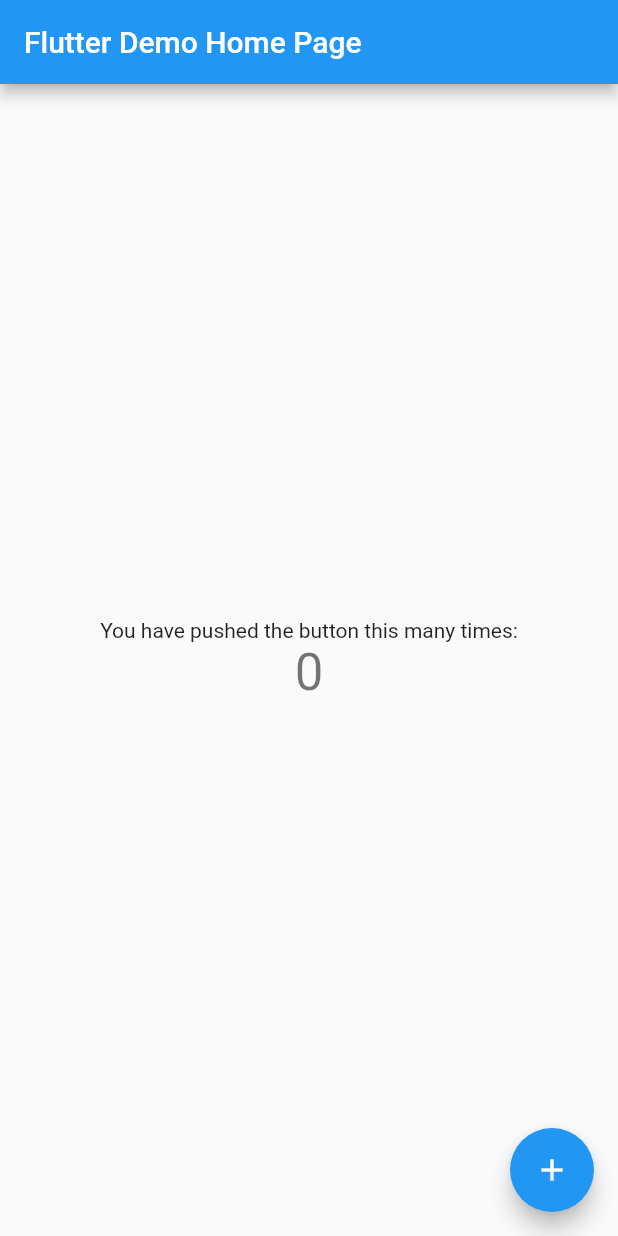
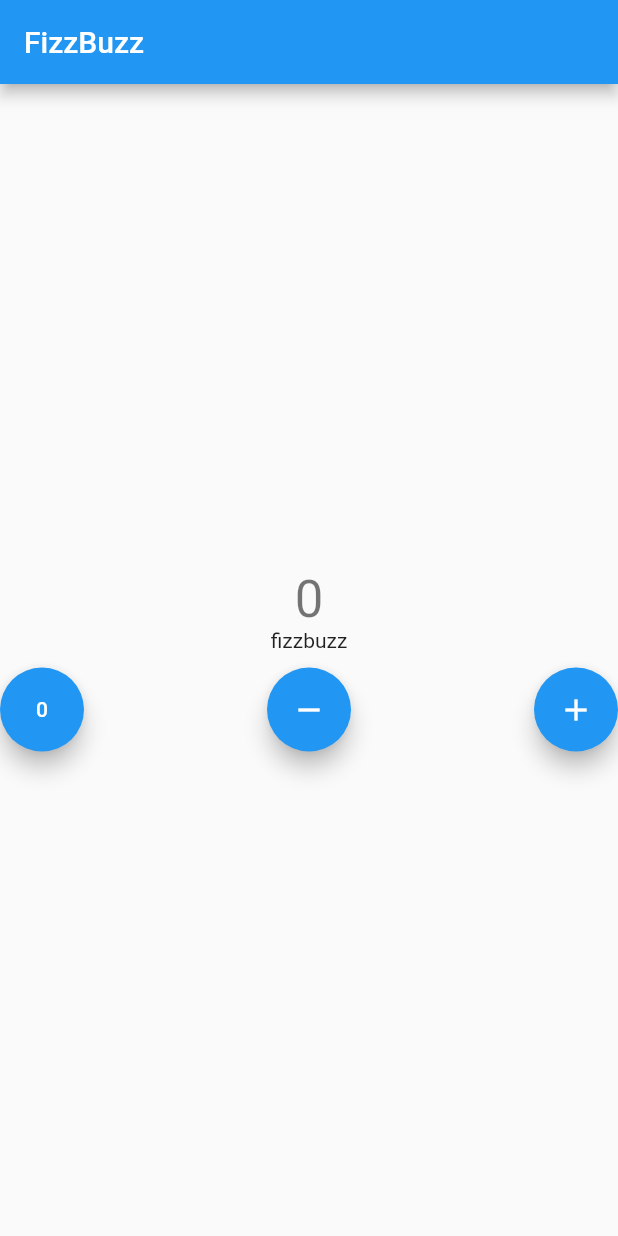
Before and after one commit to SiGMobileUIUC/WeeklyAssignments, a Flutter app: the screen it shows after launch, on a phone screen of 412 x 824 dp. Run offline on Flutter 3.47's test engine with Material 2 defaults, Android fonts, the phone set to English and light mode, and no system bars.

Commit message:
weekly assignment 1 complete

```diff
--- a/weekly_assignment_1/lib/main.dart
+++ b/weekly_assignment_1/lib/main.dart
@@ -7,40 +7,20 @@
 class MyApp extends StatelessWidget {
   const MyApp({super.key});
 
-  // This widget is the root of your application.
   @override
   Widget build(BuildContext context) {
     return MaterialApp(
-      title: 'Flutter Demo',
+      title: 'FizzBuzz',
       theme: ThemeData(
-        // This is the theme of your application.
-        //
-        // Try running your application with "flutter run". You'll see the
-        // application has a blue toolbar. Then, without quitting the app, try
-        // changing the primarySwatch below to Colors.green and then invoke
-        // "hot reload" (press "r" in the console where you ran "flutter run",
-        // or simply save your changes to "hot reload" in a Flutter IDE).
-        // Notice that the counter didn't reset back to zero; the application
-        // is not restarted.
         primarySwatch: Colors.blue,
       ),
-      home: const MyHomePage(title: 'Flutter Demo Home Page'),
+      home: const MyHomePage(title: 'FizzBuzz'),
     );
   }
 }
 
 class MyHomePage extends StatefulWidget {
   const MyHomePage({super.key, required this.title});
-
-  // This widget is the home page of your application. It is stateful, meaning
-  // that it has a State object (defined below) that contains fields that affect
-  // how it looks.
-
-  // This class is the configuration for the state. It holds the values (in this
-  // case the title) provided by the parent (in this case the App widget) and
-  // used by the build method of the State. Fields in a Widget subclass are
-  // always marked "final".
-
   final String title;
 
   @override
@@ -52,64 +32,89 @@
 
   void _incrementCounter() {
     setState(() {
-      // This call to setState tells the Flutter framework that something has
-      // changed in this State, which causes it to rerun the build method below
-      // so that the display can reflect the updated values. If we changed
-      // _counter without calling setState(), then the build method would not be
-      // called again, and so nothing would appear to happen.
       _counter++;
     });
   }
 
+  void _decrementCounter() {
+    setState(() {
+      _counter--;
+    });
+  }
+
+  void _zeroCounter() {
+    setState(() {
+      _counter = 0;
+    });
+  }
+
+  String _fizzbuzz(int count) {
+    if (count % 3 == 0 && count % 5 == 0) {
+      return 'fizzbuzz';
+    } else if (count % 3 == 0) {
+      return 'fizz';
+    } else if (count % 5 == 0) {
+      return 'buzz';
+    } else {
+      return ' ';
+    }
+  }
+
   @override
   Widget build(BuildContext context) {
-    // This method is rerun every time setState is called, for instance as done
-    // by the _incrementCounter method above.
-    //
-    // The Flutter framework has been optimized to make rerunning build methods
-    // fast, so that you can just rebuild anything that needs updating rather
-    // than having to individually change instances of widgets.
     return Scaffold(
       appBar: AppBar(
-        // Here we take the value from the MyHomePage object that was created by
-        // the App.build method, and use it to set our appbar title.
         title: Text(widget.title),
       ),
       body: Center(
-        // Center is a layout widget. It takes a single child and positions it
-        // in the middle of the parent.
         child: Column(
-          // Column is also a layout widget. It takes a list of children and
-          // arranges them vertically. By default, it sizes itself to fit its
-          // children horizontally, and tries to be as tall as its parent.
-          //
-          // Invoke "debug painting" (press "p" in the console, choose the
-          // "Toggle Debug Paint" action from the Flutter Inspector in Android
-          // Studio, or the "Toggle Debug Paint" command in Visual Studio Code)
-          // to see the wireframe for each widget.
-          //
-          // Column has various properties to control how it sizes itself and
-          // how it positions its children. Here we use mainAxisAlignment to
-          // center the children vertically; the main axis here is the vertical
-          // axis because Columns are vertical (the cross axis would be
-          // horizontal).
           mainAxisAlignment: MainAxisAlignment.center,
           children: <Widget>[
-            const Text(
-              'You have pushed the button this many times:',
+            Container(
+              margin: const EdgeInsets.only(bottom: 10),
+              child: Column(
+                children: <Widget>[
+                  Text(
+                    '$_counter',
+                    style: Theme.of(context).textTheme.headline4,
+                  ),
+                  Text(
+                    _fizzbuzz(_counter),
+                  ),
+                ],
+              ),
             ),
-            Text(
-              '$_counter',
-              style: Theme.of(context).textTheme.headline4,
+            Stack(
+              children: <Widget>[
+                Align(
+                  alignment: Alignment.centerLeft,
+                  child: FloatingActionButton(
+                    onPressed: _zeroCounter,
+                    tooltip: 'Zero',
+                    child: const Text('0'),
+                  ),
+                ),
+                Align(
+                  alignment: Alignment.center,
+                  child: FloatingActionButton(
+                    onPressed: _decrementCounter,
+                    tooltip: 'Decrement',
+                    child: const Icon(Icons.remove),
+                  ),
+                ),
+                Align(
+                  alignment: Alignment.centerRight,
+                  child: FloatingActionButton(
+                    onPressed: _incrementCounter,
+                    tooltip: 'Increment',
+                    child: const Icon(Icons.add),
+                  ),
+                ),
+              ],
             ),
           ],
         ),
       ),
-      floatingActionButton: FloatingActionButton(
-        onPressed: _incrementCounter,
-        tooltip: 'Increment',
-        child: const Icon(Icons.add),
-      ), // This trailing comma makes auto-formatting nicer for build methods.
     );
   }
 }
```
